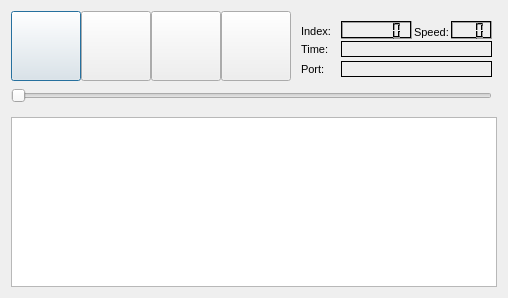
Above: ruby/lib/vizkit/widgets/log_control/LogControl.ui from rock-core/gui-vizkit before the change. Below: the same form after it.
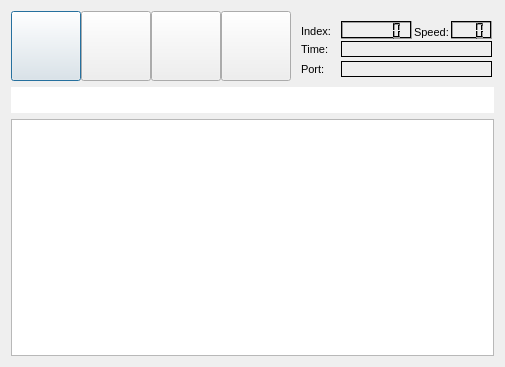
That is the form after the change. Icons and pictures are not drawn. Custom widgets are drawn as their Qt base class.

Commit message:
vizkit.rb: improve log_control
log_control is now using a new slider which supports replaying
only parts of the log file

```diff
--- a/ruby/lib/vizkit/widgets/log_control/LogControl.ui
+++ b/ruby/lib/vizkit/widgets/log_control/LogControl.ui
@@ -7,26 +7,38 @@
    <rect>
     <x>0</x>
     <y>0</y>
-    <width>508</width>
-    <height>298</height>
+    <width>505</width>
+    <height>367</height>
    </rect>
   </property>
   <property name="sizePolicy">
-   <sizepolicy hsizetype="Fixed" vsizetype="Expanding">
+   <sizepolicy hsizetype="Expanding" vsizetype="Expanding">
     <horstretch>0</horstretch>
     <verstretch>0</verstretch>
    </sizepolicy>
   </property>
+  <property name="minimumSize">
+   <size>
+    <width>505</width>
+    <height>0</height>
+   </size>
+  </property>
   <property name="windowTitle">
    <string>LogControl</string>
   </property>
   <layout class="QVBoxLayout" name="verticalLayout">
    <item>
     <widget class="QWidget" name="widget" native="true">
+     <property name="sizePolicy">
+      <sizepolicy hsizetype="Expanding" vsizetype="Preferred">
+       <horstretch>0</horstretch>
+       <verstretch>0</verstretch>
+      </sizepolicy>
+     </property>
      <property name="minimumSize">
       <size>
-       <width>0</width>
-       <height>100</height>
+       <width>250</width>
+       <height>70</height>
       </size>
      </property>
      <widget class="QPushButton" name="bback">
@@ -505,41 +517,54 @@
        <string/>
       </property>
      </widget>
-     <widget class="RockSlider" name="slider">
-      <property name="geometry">
-       <rect>
-        <x>0</x>
-        <y>70</y>
-        <width>481</width>
-        <height>29</height>
-       </rect>
-      </property>
+    </widget>
+   </item>
+   <item>
+    <widget class="Timeline" name="timeline">
       <property name="sizePolicy">
        <sizepolicy hsizetype="Expanding" vsizetype="Fixed">
         <horstretch>0</horstretch>
         <verstretch>0</verstretch>
        </sizepolicy>
       </property>
-      <property name="minimumSize">
+     <property name="maximumSize">
        <size>
-        <width>0</width>
-        <height>20</height>
-       </size>
-      </property>
-      <property name="toolTip">
-       <string>RockSlider</string>
-      </property>
-      <property name="whatsThis">
-       <string/>
-      </property>
-      <property name="orientation">
-       <enum>Qt::Horizontal</enum>
-      </property>
-     </widget>
+       <width>16777215</width>
+       <height>26</height>
+      </size>
+     </property>
+     <property name="frameShape">
+      <enum>QFrame::NoFrame</enum>
+     </property>
+     <property name="frameShadow">
+      <enum>QFrame::Plain</enum>
+     </property>
+     <property name="lineWidth">
+      <number>0</number>
+     </property>
+     <property name="margin_topbot" stdset="0">
+      <number>0</number>
+     </property>
+     <property name="margin_lr" stdset="0">
+      <number>5</number>
+     </property>
+     <property name="backgroundColor">
+      <color>
+       <red>240</red>
+       <green>235</green>
+       <blue>226</blue>
+      </color>
+     </property>
     </widget>
    </item>
    <item>
     <widget class="QTreeView" name="treeView">
+     <property name="sizePolicy">
+      <sizepolicy hsizetype="Expanding" vsizetype="Expanding">
+       <horstretch>0</horstretch>
+       <verstretch>0</verstretch>
+      </sizepolicy>
+     </property>
      <property name="contextMenuPolicy">
       <enum>Qt::CustomContextMenu</enum>
      </property>
@@ -549,9 +574,9 @@
  </widget>
  <customwidgets>
   <customwidget>
-   <class>RockSlider</class>
-   <extends>QSlider</extends>
-   <header>rock_widget_collection/RockSlider.h</header>
+   <class>Timeline</class>
+   <extends>QGraphicsView</extends>
+   <header>rock_widget_collection/Timeline.h</header>
   </customwidget>
  </customwidgets>
  <resources/>
```
Lines whose indentation alone changed are shown as unchanged. The commit also changes 2 other files.
